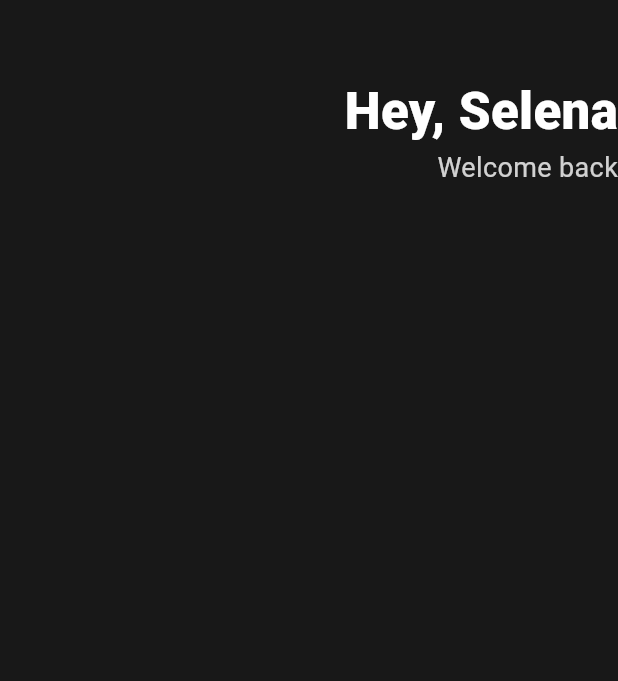
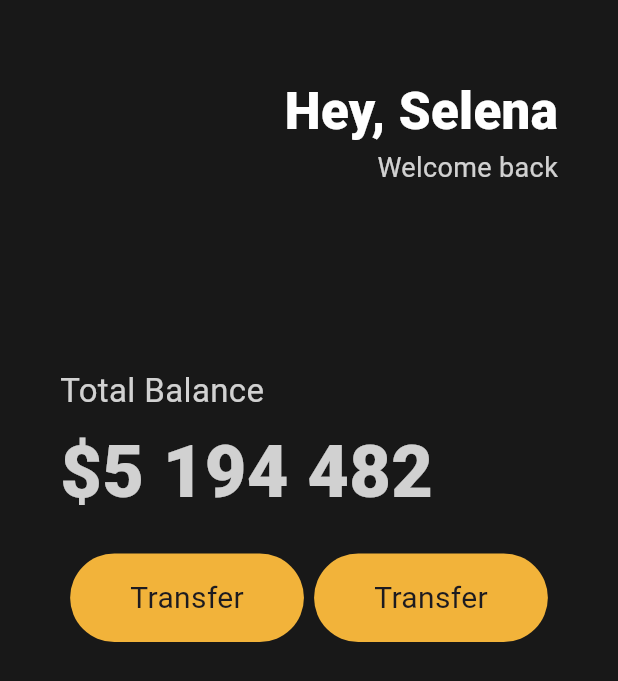
Before and after one commit to cho4u4o/flutter_basics, a Flutter app: the screen it shows after launch, on a phone screen of 412 x 824 dp. Shown: the top 681 px of the screen. Run offline on Flutter 3.47's test engine with Material 3 defaults, Android fonts, the phone set to English and light mode, and no system bars; our stand-ins replace webview_flutter.

Commit message:
240226 walletapp (2)

```diff
--- a/wallet_app/lib/main.dart
+++ b/wallet_app/lib/main.dart
@@ -13,7 +13,10 @@ class App extends StatelessWidget{
       debugShowCheckedModeBanner: false,
       home: Scaffold(
         backgroundColor: Color(0xFF181818),
-        body: Column(
+        body: Padding(
+          padding: EdgeInsets.symmetric(horizontal: 40),
+          child: Column(
+            crossAxisAlignment: CrossAxisAlignment.start,
             children: [
               SizedBox(
                 height: 50,
@@ -38,11 +41,69 @@ class App extends StatelessWidget{
                         ),
                       ),
                     ],
+                  ),
+                ],
+              ),
+              SizedBox(
+                height: 120,
+              ),
+              Text('Total Balance',
+                style: TextStyle(
+                  fontSize: 22,
+                  color: Colors.white.
+                  withOpacity(0.8),
+                ),
+              ),
+              SizedBox(
+                height: 4,
+              ),
+              Text('\$5 194 482',
+                style: TextStyle(
+                  fontSize: 48,
+                  color: Colors.white.
+                  withOpacity(0.8),
+                  fontWeight: FontWeight.w800,
+                ),
+              ),
+              SizedBox(
+                height: 20,
+              ),
+              Row(
+                mainAxisAlignment: MainAxisAlignment.spaceEvenly,
+                children: [
+                  Container(
+                    decoration: BoxDecoration(
+                      color: Color(0xFFF2B33A),
+                      borderRadius: BorderRadius.circular(45)
+                    ),
+                    child: Padding(
+                      padding: EdgeInsets.symmetric(vertical: 15, horizontal: 40),
+                      child: Text('Transfer',
+                      style: TextStyle(
+                        fontSize: 20,
+                        ),
+                      ),
+                    ),
+                  ),
+                  Container(
+                    decoration: BoxDecoration(
+                        color: Color(0xFFF2B33A),
+                        borderRadius: BorderRadius.circular(45)
+                    ),
+                    child: Padding(
+                      padding: EdgeInsets.symmetric(vertical: 15, horizontal: 40),
+                      child: Text('Transfer',
+                        style: TextStyle(
+                          fontSize: 20,
+                        ),
+                      ),
+                    ),
                   )
                 ],
               )
             ],
-        )
+          ),
+        ),
       ),
     );
   }
```
Lines whose indentation alone changed are shown as unchanged.
